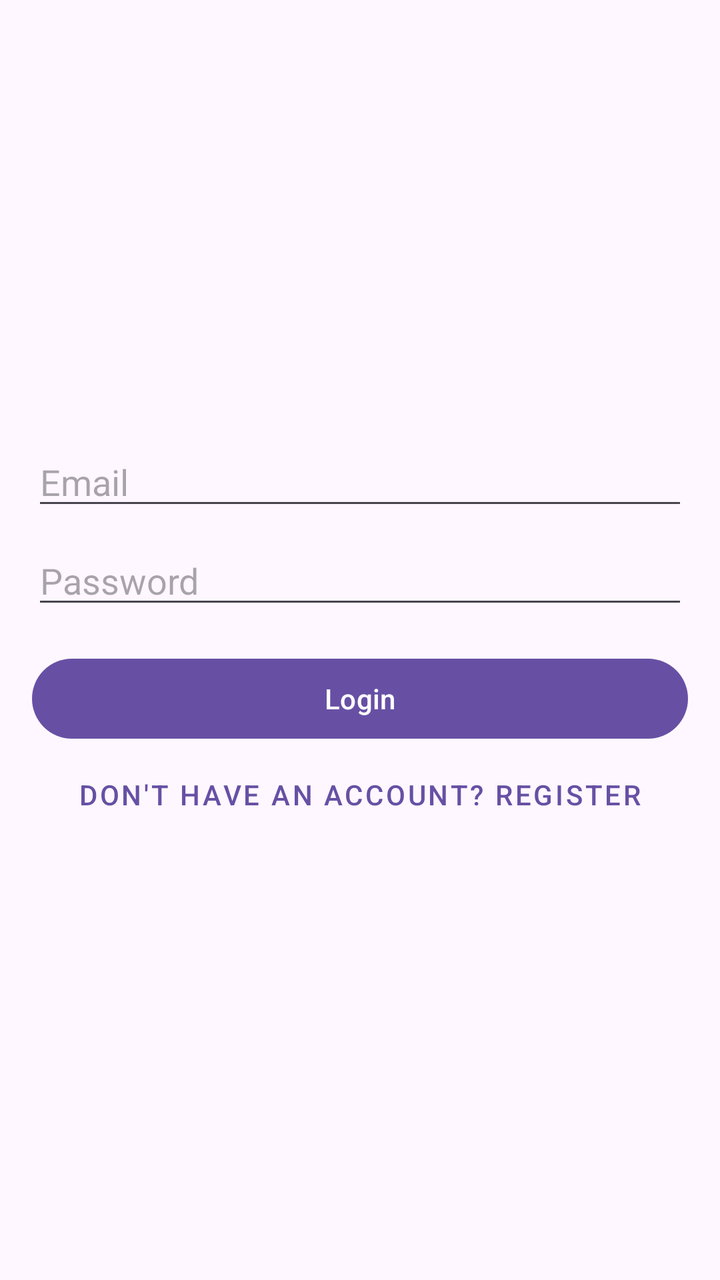
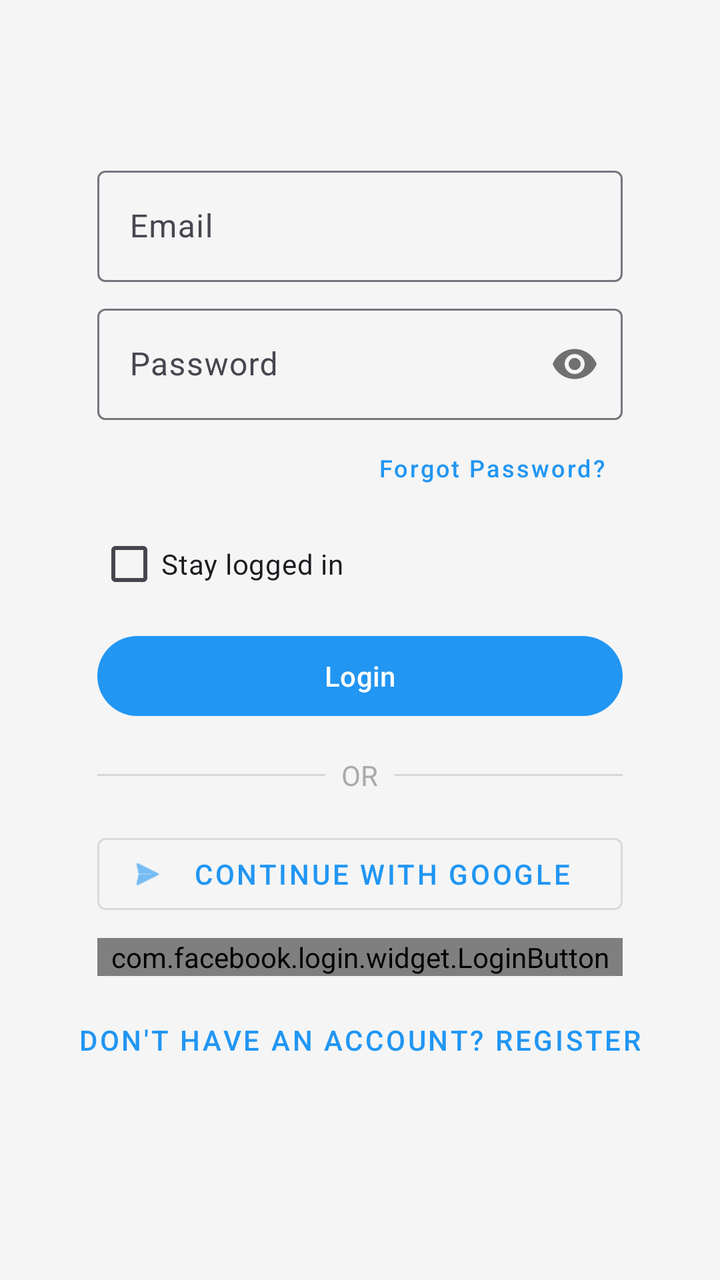

Screens rendered from an Android XML layout before and after an edit, with the pre-edit source and the edit as a unified diff.
<!-- AndroidManifest.xml: application theme Theme.SubState -->
<!-- res/layout/activity_login.xml -->
<?xml version="1.0" encoding="utf-8"?>
<androidx.constraintlayout.widget.ConstraintLayout xmlns:android="http://schemas.android.com/apk/res/android"
    xmlns:app="http://schemas.android.com/apk/res-auto"
    xmlns:tools="http://schemas.android.com/tools"
    android:layout_width="match_parent"
    android:layout_height="match_parent"
    android:padding="16dp"
    tools:context=".LoginActivity">

    <EditText
        android:id="@+id/emailEditText"
        android:layout_width="0dp"
        android:layout_height="wrap_content"
        android:hint="Email"
        android:inputType="textEmailAddress"
        app:layout_constraintBottom_toTopOf="@+id/passwordEditText"
        app:layout_constraintEnd_toEndOf="parent"
        app:layout_constraintStart_toStartOf="parent"
        app:layout_constraintTop_toTopOf="parent"
        app:layout_constraintVertical_chainStyle="packed" />

    <EditText
        android:id="@+id/passwordEditText"
        android:layout_width="0dp"
        android:layout_height="wrap_content"
        android:layout_marginTop="8dp"
        android:hint="Password"
        android:inputType="textPassword"
        app:layout_constraintBottom_toTopOf="@+id/loginButton"
        app:layout_constraintEnd_toEndOf="parent"
        app:layout_constraintStart_toStartOf="parent"
        app:layout_constraintTop_toBottomOf="@+id/emailEditText" />

    <Button
        android:id="@+id/loginButton"
        android:layout_width="0dp"
        android:layout_height="wrap_content"
        android:layout_marginTop="16dp"
        android:text="Login"
        app:layout_constraintBottom_toTopOf="@+id/registerButton"
        app:layout_constraintEnd_toEndOf="parent"
        app:layout_constraintStart_toStartOf="parent"
        app:layout_constraintTop_toBottomOf="@+id/passwordEditText" />

    <Button
        android:id="@+id/registerButton"
        style="@style/Widget.MaterialComponents.Button.TextButton"
        android:layout_width="wrap_content"
        android:layout_height="wrap_content"
        android:text="Don't have an account? Register"
        app:layout_constraintBottom_toBottomOf="parent"
        app:layout_constraintEnd_toEndOf="parent"
        app:layout_constraintStart_toStartOf="parent"
        app:layout_constraintTop_toBottomOf="@+id/loginButton" />

    <ProgressBar
        android:id="@+id/progressBar"
        android:layout_width="wrap_content"
        android:layout_height="wrap_content"
        android:visibility="gone"
        app:layout_constraintBottom_toBottomOf="parent"
        app:layout_constraintEnd_toEndOf="parent"
        app:layout_constraintStart_toStartOf="parent"
        app:layout_constraintTop_toTopOf="parent" />

</androidx.constraintlayout.widget.ConstraintLayout>
<!-- resources referenced by this layout -->
<resources>
  <style name="Theme.SubState" parent="Base.Theme.SubState" />
  <style name="Base.Theme.SubState" parent="Theme.Material3.DayNight.NoActionBar">
          
          
      </style>
</resources>

<!-- the commit's change to res/layout/activity_login.xml (unified diff, before → after) -->
@@ -1,66 +1,202 @@
 <?xml version="1.0" encoding="utf-8"?>
-<androidx.constraintlayout.widget.ConstraintLayout xmlns:android="http://schemas.android.com/apk/res/android"
+<ScrollView xmlns:android="http://schemas.android.com/apk/res/android"
     xmlns:app="http://schemas.android.com/apk/res-auto"
     xmlns:tools="http://schemas.android.com/tools"
     android:layout_width="match_parent"
     android:layout_height="match_parent"
-    android:padding="16dp"
-    tools:context=".LoginActivity">
-
-    <EditText
-        android:id="@+id/emailEditText"
-        android:layout_width="0dp"
+    android:fillViewport="true">
+
+    <androidx.constraintlayout.widget.ConstraintLayout
+        android:layout_width="match_parent"
         android:layout_height="wrap_content"
-        android:hint="Email"
-        android:inputType="textEmailAddress"
-        app:layout_constraintBottom_toTopOf="@+id/passwordEditText"
-        app:layout_constraintEnd_toEndOf="parent"
-        app:layout_constraintStart_toStartOf="parent"
-        app:layout_constraintTop_toTopOf="parent"
-        app:layout_constraintVertical_chainStyle="packed" />
-
-    <EditText
-        android:id="@+id/passwordEditText"
-        android:layout_width="0dp"
-        android:layout_height="wrap_content"
-        android:layout_marginTop="8dp"
-        android:hint="Password"
-        android:inputType="textPassword"
-        app:layout_constraintBottom_toTopOf="@+id/loginButton"
-        app:layout_constraintEnd_toEndOf="parent"
-        app:layout_constraintStart_toStartOf="parent"
-        app:layout_constraintTop_toBottomOf="@+id/emailEditText" />
-
-    <Button
-        android:id="@+id/loginButton"
-        android:layout_width="0dp"
-        android:layout_height="wrap_content"
-        android:layout_marginTop="16dp"
-        android:text="Login"
-        app:layout_constraintBottom_toTopOf="@+id/registerButton"
-        app:layout_constraintEnd_toEndOf="parent"
-        app:layout_constraintStart_toStartOf="parent"
-        app:layout_constraintTop_toBottomOf="@+id/passwordEditText" />
-
-    <Button
-        android:id="@+id/registerButton"
-        style="@style/Widget.MaterialComponents.Button.TextButton"
-        android:layout_width="wrap_content"
-        android:layout_height="wrap_content"
-        android:text="Don't have an account? Register"
-        app:layout_constraintBottom_toBottomOf="parent"
-        app:layout_constraintEnd_toEndOf="parent"
-        app:layout_constraintStart_toStartOf="parent"
-        app:layout_constraintTop_toBottomOf="@+id/loginButton" />
-
-    <ProgressBar
-        android:id="@+id/progressBar"
-        android:layout_width="wrap_content"
-        android:layout_height="wrap_content"
-        android:visibility="gone"
-        app:layout_constraintBottom_toBottomOf="parent"
-        app:layout_constraintEnd_toEndOf="parent"
-        app:layout_constraintStart_toStartOf="parent"
-        app:layout_constraintTop_toTopOf="parent" />
-
-</androidx.constraintlayout.widget.ConstraintLayout>
+        android:padding="16dp"
+        tools:context=".LoginActivity">
+
+        <androidx.constraintlayout.widget.Guideline
+            android:id="@+id/leftGuideline"
+            android:layout_width="wrap_content"
+            android:layout_height="wrap_content"
+            android:orientation="vertical"
+            app:layout_constraintGuide_percent="0.1" />
+
+        <androidx.constraintlayout.widget.Guideline
+            android:id="@+id/rightGuideline"
+            android:layout_width="wrap_content"
+            android:layout_height="wrap_content"
+            android:orientation="vertical"
+            app:layout_constraintGuide_percent="0.9" />
+
+        <com.google.android.material.textfield.TextInputLayout
+            android:id="@+id/emailInputLayout"
+            android:layout_width="0dp"
+            android:layout_height="wrap_content"
+            app:layout_constrainedWidth="true"
+            app:layout_constraintWidth_max="400dp"
+            app:layout_constraintBottom_toTopOf="@+id/passwordInputLayout"
+            app:layout_constraintEnd_toStartOf="@+id/rightGuideline"
+            app:layout_constraintStart_toEndOf="@+id/leftGuideline"
+            app:layout_constraintTop_toTopOf="parent"
+            app:layout_constraintVertical_chainStyle="packed">
+
+            <com.google.android.material.textfield.TextInputEditText
+                android:id="@+id/emailEditText"
+                android:layout_width="match_parent"
+                android:layout_height="wrap_content"
+                android:hint="Email"
+                android:imeOptions="actionNext"
+                android:inputType="textEmailAddress"
+                android:maxLines="1" />
+
+        </com.google.android.material.textfield.TextInputLayout>
+
+        <com.google.android.material.textfield.TextInputLayout
+            android:id="@+id/passwordInputLayout"
+            android:layout_width="0dp"
+            android:layout_height="wrap_content"
+            android:layout_marginTop="8dp"
+            app:layout_constrainedWidth="true"
+            app:layout_constraintWidth_max="400dp"
+            app:passwordToggleEnabled="true"
+            app:layout_constraintBottom_toTopOf="@+id/forgotPasswordButton"
+            app:layout_constraintEnd_toStartOf="@+id/rightGuideline"
+            app:layout_constraintStart_toEndOf="@+id/leftGuideline"
+            app:layout_constraintTop_toBottomOf="@+id/emailInputLayout">
+
+            <com.google.android.material.textfield.TextInputEditText
+                android:id="@+id/passwordEditText"
+                android:layout_width="match_parent"
+                android:layout_height="wrap_content"
+                android:hint="Password"
+                android:imeOptions="actionDone"
+                android:inputType="textPassword"
+                android:maxLines="1" />
+        </com.google.android.material.textfield.TextInputLayout>
+
+        <Button
+            android:id="@+id/forgotPasswordButton"
+            style="@style/Widget.MaterialComponents.Button.TextButton"
+            android:layout_width="wrap_content"
+            android:layout_height="wrap_content"
+            android:text="Forgot Password?"
+            android:textAllCaps="false"
+            android:textSize="12sp"
+            app:layout_constraintBottom_toTopOf="@+id/stayLoggedInCheckBox"
+            app:layout_constraintEnd_toEndOf="@+id/passwordInputLayout"
+            app:layout_constraintTop_toBottomOf="@+id/passwordInputLayout"
+            app:layout_constraintHorizontal_bias="1.0" />
+
+        <CheckBox
+            android:id="@+id/stayLoggedInCheckBox"
+            android:layout_width="wrap_content"
+            android:layout_height="wrap_content"
+            android:text="Stay logged in"
+            app:layout_constrainedWidth="true"
+            app:layout_constraintWidth_max="400dp"
+            app:layout_constraintBottom_toTopOf="@+id/loginButton"
+            app:layout_constraintEnd_toStartOf="@+id/rightGuideline"
+            app:layout_constraintStart_toEndOf="@+id/leftGuideline"
+            app:layout_constraintStart_toStartOf="@+id/loginButton"
+            app:layout_constraintTop_toBottomOf="@+id/forgotPasswordButton"
+            app:layout_constraintHorizontal_bias="0.0" />
+
+        <Button
+            android:id="@+id/loginButton"
+            android:layout_width="0dp"
+            android:layout_height="wrap_content"
+            android:layout_marginTop="8dp"
+            app:layout_constrainedWidth="true"
+            app:layout_constraintWidth_max="400dp"
+            android:text="Login"
+            app:layout_constraintBottom_toTopOf="@+id/divider"
+            app:layout_constraintEnd_toStartOf="@+id/rightGuideline"
+            app:layout_constraintStart_toEndOf="@+id/leftGuideline"
+            app:layout_constraintTop_toBottomOf="@+id/stayLoggedInCheckBox" />
+
+        <LinearLayout
+            android:id="@+id/divider"
+            android:layout_width="0dp"
+            android:layout_height="wrap_content"
+            android:layout_marginTop="16dp"
+            android:gravity="center"
+            android:orientation="horizontal"
+            app:layout_constrainedWidth="true"
+            app:layout_constraintWidth_max="400dp"
+            app:layout_constraintBottom_toTopOf="@+id/socialButtonsLayout"
+            app:layout_constraintEnd_toStartOf="@+id/rightGuideline"
+            app:layout_constraintStart_toEndOf="@+id/leftGuideline"
+            app:layout_constraintTop_toBottomOf="@+id/loginButton">
+
+            <View
+                android:layout_width="0dp"
+                android:layout_height="1dp"
+                android:layout_weight="1"
+                android:background="?android:attr/listDivider" />
+
+            <TextView
+                android:layout_width="wrap_content"
+                android:layout_height="wrap_content"
+                android:layout_marginHorizontal="8dp"
+                android:text="OR"
+                android:textColor="@android:color/darker_gray" />
+
+            <View
+                android:layout_width="0dp"
+                android:layout_height="1dp"
+                android:layout_weight="1"
+                android:background="?android:attr/listDivider" />
+        </LinearLayout>
+
+        <LinearLayout
+            android:id="@+id/socialButtonsLayout"
+            android:layout_width="0dp"
+            android:layout_height="wrap_content"
+            android:layout_marginTop="16dp"
+            android:orientation="vertical"
+            app:layout_constrainedWidth="true"
+            app:layout_constraintWidth_max="400dp"
+            app:layout_constraintBottom_toTopOf="@+id/registerButton"
+            app:layout_constraintEnd_toStartOf="@+id/rightGuideline"
+            app:layout_constraintStart_toEndOf="@+id/leftGuideline"
+            app:layout_constraintTop_toBottomOf="@+id/divider">
+
+            <com.google.android.material.button.MaterialButton
+                android:id="@+id/googleLoginButton"
+                style="@style/Widget.MaterialComponents.Button.OutlinedButton"
+                android:layout_width="match_parent"
+                android:layout_height="wrap_content"
+                android:text="Continue with Google"
+                app:icon="@android:drawable/ic_menu_send" />
+
+            <com.facebook.login.widget.LoginButton
+                android:id="@+id/facebookLoginButton"
+                android:layout_width="match_parent"
+                android:layout_height="wrap_content"
+                android:layout_marginTop="8dp" />
+
+        </LinearLayout>
+
+        <Button
+            android:id="@+id/registerButton"
+            style="@style/Widget.MaterialComponents.Button.TextButton"
+            android:layout_width="wrap_content"
+            android:layout_height="wrap_content"
+            android:layout_marginTop="8dp"
+            android:layout_marginBottom="16dp"
+            android:text="Don't have an account? Register"
+            app:layout_constraintBottom_toBottomOf="parent"
+            app:layout_constraintEnd_toStartOf="@+id/rightGuideline"
+            app:layout_constraintStart_toEndOf="@+id/leftGuideline"
+            app:layout_constraintTop_toBottomOf="@+id/socialButtonsLayout" />
+
+        <ProgressBar
+            android:id="@+id/loginProgressBar"
+            android:layout_width="wrap_content"
+            android:layout_height="wrap_content"
+            android:visibility="gone"
+            app:layout_constraintBottom_toBottomOf="parent"
+            app:layout_constraintEnd_toEndOf="parent"
+            app:layout_constraintStart_toStartOf="parent"
+            app:layout_constraintTop_toTopOf="parent" />
+
+    </androidx.constraintlayout.widget.ConstraintLayout>
+</ScrollView>
<!-- resource entries referenced after the edit -->
@@ -3,7 +3,17 @@
   <style name="Theme.SubState" parent="Base.Theme.SubState" />
   <style name="Base.Theme.SubState" parent="Theme.Material3.DayNight.NoActionBar">
           
+          <item name="colorPrimary">@color/primary_light</item>
+          <item name="colorPrimaryVariant">@color/primary_variant_light</item>
+          <item name="colorSecondary">@color/secondary_light</item>
+          <item name="android:windowBackground">@color/main_bg_light</item>
+  
           
+          <item name="cornerRadius">12dp</item>
       </style>
+  <color name="primary_light">#2196F3</color>
+  <color name="primary_variant_light">#1976D2</color>
+  <color name="secondary_light">#00BCD4</color>
+  <color name="main_bg_light">#F5F5F5</color>
 </resources>
 
